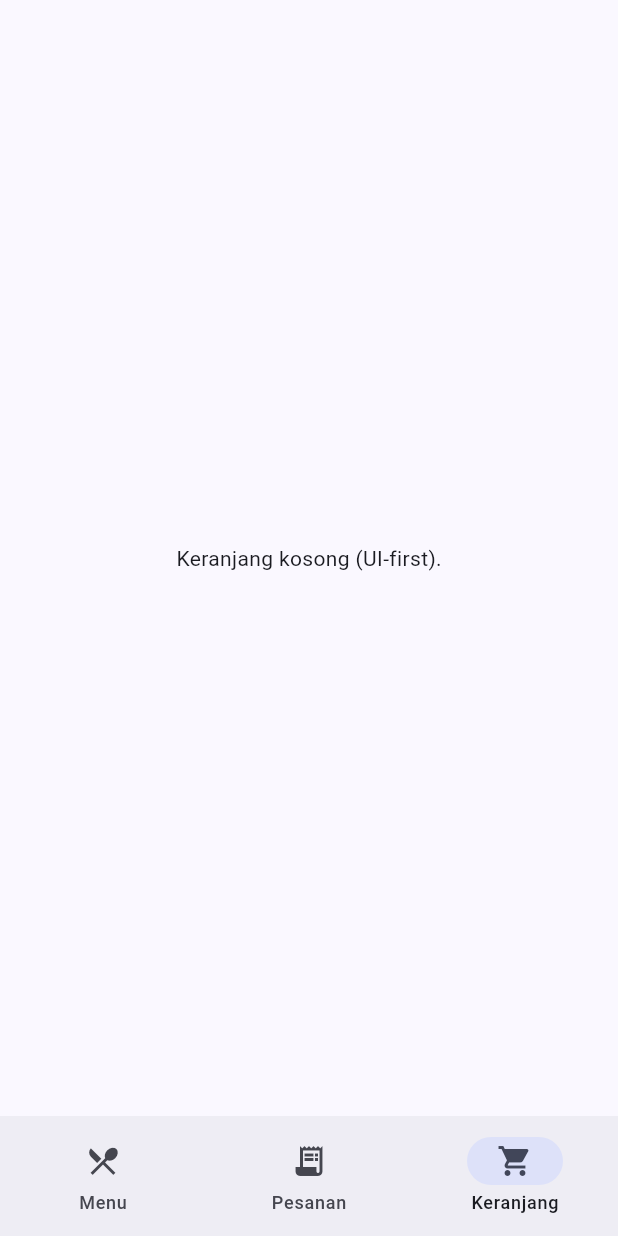
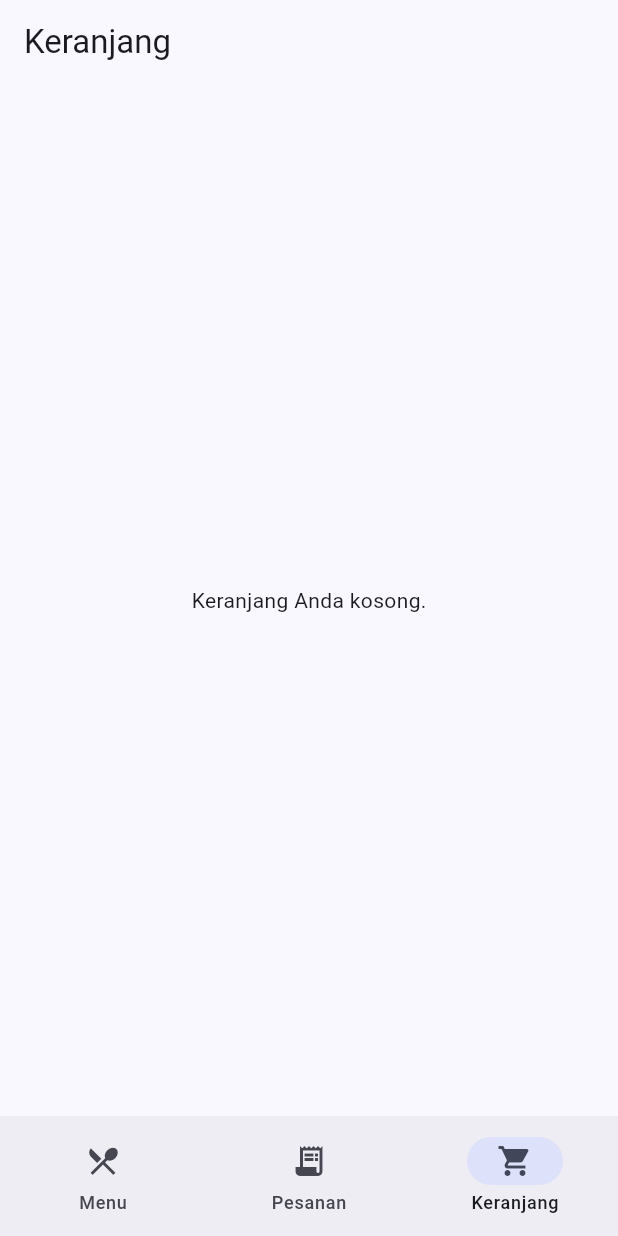
Before and after one commit to sitanovitaa/canteen_go, a Flutter app: the screen it shows after launch, item 3 of the bottom bar chosen, on a phone screen of 412 x 824 dp. Run offline on Flutter 3.47's test engine with Material 3 defaults, Android fonts, the phone set to English and light mode, and no system bars; our stand-ins replace flutter_riverpod, freezed_annotation, go_router.

Commit message:
Update Cart Screen

```diff
--- a/lib/src/features/cart/presentation/screens/cart_screen.dart
+++ b/lib/src/features/cart/presentation/screens/cart_screen.dart
@@ -1,10 +1,68 @@
+import 'package:canteen_go/src/app/theme/tokens.dart';
+import 'package:canteen_go/src/features/cart/presentation/controllers/cart_controller.dart';
 import 'package:flutter/material.dart';
+import 'package:flutter_riverpod/flutter_riverpod.dart';
 
-class CartScreen extends StatelessWidget {
+class CartScreen extends ConsumerWidget {
   const CartScreen({super.key});
 
   @override
-  Widget build(BuildContext context) {
-    return const Center(child: Text('Keranjang kosong (UI-first).'));
+  Widget build(BuildContext context, WidgetRef ref) {
+    final items = ref.watch(cartProvider);
+    final total = items.fold(0, (sum, item) => sum + item.price * item.qty);
+
+    return Scaffold(
+      appBar: AppBar(title: const Text('Keranjang')),
+      body: items.isEmpty
+          ? const Center(child: Text('Keranjang Anda kosong.'))
+          : ListView.separated(
+              itemCount: items.length,
+              itemBuilder: (context, i) {
+                final item = items[i];
+                return ListTile(
+                  title: Text(item.name),
+                  subtitle: Text('Rp ${item.price}'),
+                  trailing: Row(
+                    mainAxisSize: MainAxisSize.min,
+                    children: [
+                      IconButton(
+                        onPressed: () {
+                          ref.read(cartProvider.notifier).remove(item.menuId);
+                        },
+                        icon: const Icon(Icons.remove),
+                      ),
+                      Text(item.qty.toString()),
+                      IconButton(
+                        onPressed: () {
+                          ref
+                              .read(cartProvider.notifier)
+                              .setQty(item.menuId, item.qty + 1);
+                        },
+                        icon: const Icon(Icons.add),
+                      ),
+                    ],
+                  ),
+                );
+              },
+              separatorBuilder: (context, i) => const Divider(),
+            ),
+      bottomNavigationBar: items.isEmpty
+          ? null
+          : BottomAppBar(
+              child: Padding(
+                padding: const EdgeInsets.all(Tokens.l),
+                child: Row(
+                  mainAxisAlignment: MainAxisAlignment.spaceBetween,
+                  children: [
+                    Text('Total: Rp $total'),
+                    ElevatedButton(
+                      onPressed: () {},
+                      child: const Text('Pesan Sekarang'),
+                    ),
+                  ],
+                ),
+              ),
+            ),
+    );
   }
 }
```
Also changed, not shown: lib/src/features/cart/domain/models/cart_item.dart (added, +13 -0 lines), lib/src/features/cart/presentation/controllers/cart_controller.dart (added, +34 -0 lines), lib/src/features/menu/presentation/widgets/menu_card.dart (+13 -3 lines), lib/src/features/cart/domain/models/cart_item.freezed.dart (added).
